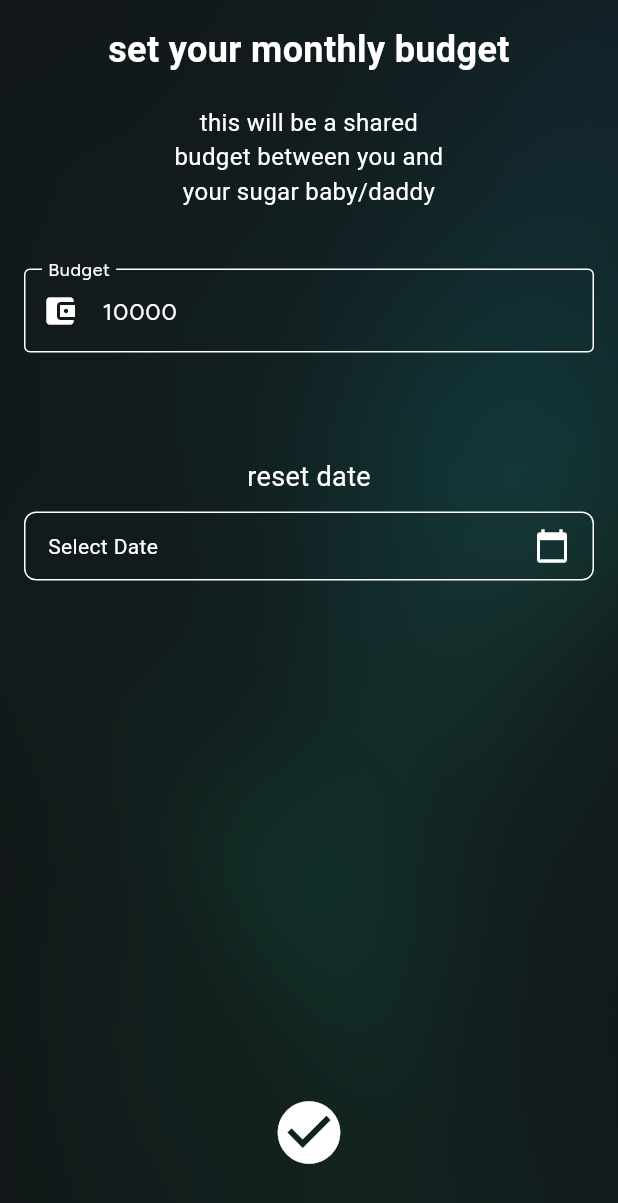
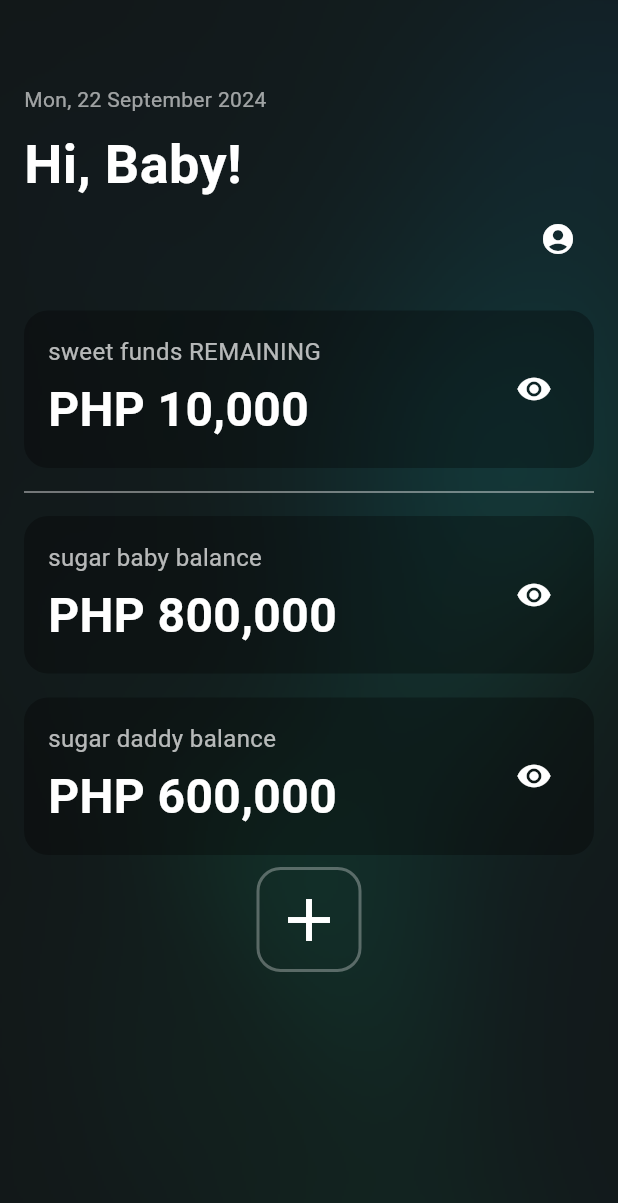
Before and after one commit to xKakima/sugar, a Flutter app: the MonthlyBudget screen opened directly, after a tap on the "check circle" icon, on a phone screen of 412 x 824 dp. Shown: the top 1203 px of the screen. Run offline on Flutter 3.47's test engine with Material 3 defaults, Android fonts, the phone set to English and light mode, and no system bars; our stand-ins replace flutter_dotenv, google_sign_in, share_plus, shared_preferences, supabase_flutter; accounts and stored records are empty.

Commit message:
feat: added home page

```diff
--- /dev/null
+++ b/lib/components/account_box_dots.dart
@@ -0,0 +1,77 @@
+import 'package:flutter/material.dart';
+
+class AccountBox extends StatefulWidget {
+  final String title;
+  final String amount;
+  final VoidCallback onTap;
+
+  const AccountBox({
+    super.key,
+    required this.title,
+    required this.amount,
+    required this.onTap,
+  });
+
+  @override
+  // ignore: library_private_types_in_public_api
+  _AccountBoxState createState() => _AccountBoxState();
+}
+
+class _AccountBoxState extends State<AccountBox> {
+  bool _isHidden = false; // Controls whether the text is blurred or not
+
+  void _toggleVisibility() {
+    setState(() {
+      _isHidden = !_isHidden;
+    });
+  }
+
+  @override
+  Widget build(BuildContext context) {
+    return GestureDetector(
+      onTap: widget.onTap, // Makes the entire box clickable
+      child: Container(
+        margin: const EdgeInsets.symmetric(vertical: 8),
+        padding: const EdgeInsets.all(16),
+        decoration: BoxDecoration(
+          color: Colors.black.withOpacity(0.3),
+          borderRadius: BorderRadius.circular(16),
+        ),
+        child: Row(
+          mainAxisAlignment: MainAxisAlignment.spaceBetween,
+          children: [
+            Column(
+              crossAxisAlignment: CrossAxisAlignment.start,
+              children: [
+                Text(
+                  widget.title,
+                  style: const TextStyle(
+                    color: Colors.white70,
+                    fontSize: 16,
+                  ),
+                ),
+                const SizedBox(height: 4),
+                // Show the blurred or visible amount
+                Text(
+                  _isHidden ? '•••••••' : 'PHP ${widget.amount}',
+                  style: const TextStyle(
+                    color: Colors.white,
+                    fontSize: 32,
+                    fontWeight: FontWeight.bold,
+                  ),
+                ),
+              ],
+            ),
+            IconButton(
+              icon: Icon(
+                _isHidden ? Icons.visibility_off : Icons.visibility,
+                color: Colors.white,
+              ),
+              onPressed: _toggleVisibility,
+            ),
+          ],
+        ),
+      ),
+    );
+  }
+}
--- /dev/null
+++ b/lib/components/account_box_visual_blur.dart
@@ -0,0 +1,102 @@
+import 'dart:ui';
+import 'package:flutter/material.dart';
+
+class AccountBoxBlur extends StatefulWidget {
+  final String title;
+  final String amount;
+  final VoidCallback onTap;
+
+  const AccountBoxBlur({
+    super.key,
+    required this.title,
+    required this.amount,
+    required this.onTap,
+  });
+
+  @override
+  _AccountBoxBlurState createState() => _AccountBoxBlurState();
+}
+
+class _AccountBoxBlurState extends State<AccountBoxBlur> {
+  bool _isHidden = false; // Controls whether the text is blurred or not
+
+  void _toggleVisibility() {
+    setState(() {
+      _isHidden = !_isHidden;
+    });
+  }
+
+  @override
+  Widget build(BuildContext context) {
+    return GestureDetector(
+      onTap: widget.onTap, // Makes the entire box clickable
+      child: Container(
+        margin: const EdgeInsets.symmetric(vertical: 8),
+        padding: const EdgeInsets.all(16),
+        decoration: BoxDecoration(
+          color: Colors.black.withOpacity(0.3),
+          borderRadius: BorderRadius.circular(16),
+        ),
+        child: Row(
+          mainAxisAlignment: MainAxisAlignment.spaceBetween,
+          children: [
+            Column(
+              crossAxisAlignment: CrossAxisAlignment.start,
+              children: [
+                Text(
+                  widget.title,
+                  style: const TextStyle(
+                    color: Colors.white70,
+                    fontSize: 16,
+                  ),
+                ),
+                const SizedBox(height: 4),
+                _isHidden
+                    ? ClipRect(
+                        child: Stack(
+                          children: [
+                            BackdropFilter(
+                              filter:
+                                  ImageFilter.blur(sigmaX: 5.0, sigmaY: 5.0),
+                              child: Container(
+                                width:
+                                    120, // Adjust the width to cover the text
+                                height:
+                                    40, // Adjust the height to cover the text
+                                color: Colors.black.withOpacity(0.1),
+                              ),
+                            ),
+                            Text(
+                              'PHP ${widget.amount}',
+                              style: const TextStyle(
+                                color: Colors.transparent,
+                                fontSize: 32,
+                                fontWeight: FontWeight.bold,
+                              ),
+                            ),
+                          ],
+                        ),
+                      )
+                    : Text(
+                        'PHP ${widget.amount}',
+                        style: const TextStyle(
+                          color: Colors.white,
+                          fontSize: 32,
+                          fontWeight: FontWeight.bold,
+                        ),
+                      ),
+              ],
+            ),
+            IconButton(
+              icon: Icon(
+                _isHidden ? Icons.visibility_off : Icons.visibility,
+                color: Colors.white,
+              ),
+              onPressed: _toggleVisibility,
+            ),
+          ],
+        ),
+      ),
+    );
+  }
+}
--- /dev/null
+++ b/lib/components/plus_button.dart
@@ -0,0 +1,40 @@
+import 'package:flutter/material.dart';
+
+class PlusButton extends StatelessWidget {
+  final VoidCallback onPressed;
+
+  const PlusButton({super.key, required this.onPressed});
+
+  @override
+  Widget build(BuildContext context) {
+    return Center(
+      // Centering the button in the Y-axis
+      child: GestureDetector(
+        onTap: onPressed,
+        child: Container(
+          width: 70,
+          height: 70,
+          decoration: BoxDecoration(
+            color: Colors.transparent, // Set the background to transparent
+            shape: BoxShape.rectangle,
+            borderRadius: BorderRadius.circular(
+                16), // Rounded corners similar to the provided image
+            border: Border.all(
+              color: Colors.white.withOpacity(
+                  0.3), // Adding a subtle border to make it visible
+              width: 2,
+            ),
+          ),
+          child: const Center(
+            child: Icon(
+              Icons.add,
+              color: Colors.white,
+              size:
+                  48, // Ensures that the plus icon is big enough to be visually appealing
+            ),
+          ),
+        ),
+      ),
+    );
+  }
+}
--- a/lib/main.dart
+++ b/lib/main.dart
@@ -1,12 +1,9 @@
+import 'dart:async';
+
 import 'package:flutter/material.dart';
-import 'package:sugar/monthly_budget_page.dart';
-import 'package:sugar/splash_screen_page.dart';
-import 'package:sugar/selection_page.dart';
-import 'package:sugar/login_page.dart';
+import 'package:flutter_dotenv/flutter_dotenv.dart';
+import 'package:sugar/pages/splash_screen_page.dart';
 import 'package:supabase_flutter/supabase_flutter.dart';
-import 'package:flutter_dotenv/flutter_dotenv.dart';
-import 'package:shared_preferences/shared_preferences.dart';
-import 'dart:async';
 
 Future<void> main() async {
   WidgetsFlutterBinding.ensureInitialized(); // Required to use async in main
@@ -21,26 +18,16 @@ Future<void> main() async {
     postgrestOptions: const PostgrestClientOptions(schema: 'sugar'),
   ).then((value) => print("done supabase connection"));
 
-  // Check the login status
-  final prefs = await SharedPreferences.getInstance();
-  //TODO REMOVE
-  await prefs.setBool('isLoggedIn', false);
-  final bool isLoggedIn = prefs.getBool('isLoggedIn') ?? false;
-
-  runApp(MyApp(isLoggedIn: isLoggedIn));
+  runApp(MyApp());
 }
 
 class MyApp extends StatelessWidget {
-  final bool isLoggedIn;
-
-  const MyApp({required this.isLoggedIn, super.key});
+  const MyApp({super.key});
 
   @override
   Widget build(BuildContext context) {
     return MaterialApp(
-      home: isLoggedIn
-          ? const MonthlyBudget() // If logged in, go to the main selection page
-          : const SplashScreen(), // If not logged in, start with splash screen
+      home: const SplashScreen(),
       theme: ThemeData(
         brightness: Brightness.dark,
         textTheme: const TextTheme(bodyLarge: TextStyle(fontFamily: 'Figtree')),
--- /dev/null
+++ b/lib/pages/home_page.dart
@@ -0,0 +1,100 @@
+import 'package:flutter/material.dart';
+import 'package:sugar/components/account_box_visual_blur.dart';
+import 'package:sugar/components/background.dart';
+import 'package:sugar/components/account_box_dots.dart';
+import 'package:sugar/components/plus_button.dart';
+
+class HomePage extends StatefulWidget {
+  const HomePage({super.key});
+
+  @override
+  _HomePageState createState() => _HomePageState();
+}
+
+class _HomePageState extends State<HomePage> {
+  // Add dynamic loading from database here
+  List<Widget> accountBoxList = [
+    AccountBox(
+      title: 'sugar baby balance',
+      amount: '800,000',
+      onTap: () => {print("OPEN ACCOUNT")},
+    ),
+    AccountBoxBlur(
+      title: 'sugar daddy balance',
+      amount: '600,000',
+      onTap: () => {print("OPEN ACCOUNT")},
+    ),
+  ];
+
+  void _handlePlusButtonPressed() {
+    // Add a new AccountBox to the list
+    setState(() {
+      accountBoxList.add(
+        AccountBoxBlur(
+          title: 'new account balance',
+          amount: '0',
+          onTap: () => {print("OPEN ACCOUNT")},
+        ),
+      );
+    });
+  }
+
+  @override
+  Widget build(BuildContext context) {
+    return Scaffold(
+      body: Background(
+        child: Padding(
+          padding: const EdgeInsets.all(16.0),
+          child: Column(
+            crossAxisAlignment: CrossAxisAlignment.start,
+            children: [
+              const SizedBox(height: 40), // Adds some space for top padding
+              Text(
+                'Mon, 22 September 2024',
+                style: TextStyle(
+                  color: Colors.white.withOpacity(0.6),
+                  fontSize: 14,
+                ),
+              ),
+              const SizedBox(height: 8),
+              const Text(
+                'Hi, Baby!',
+                style: TextStyle(
+                  color: Colors.white,
+                  fontSize: 36,
+                  fontWeight: FontWeight.bold,
+                ),
+              ),
+              Align(
+                alignment: Alignment.topRight,
+                child: IconButton(
+                  icon: const Icon(Icons.account_circle, color: Colors.white),
+                  onPressed: () {
+                    // Handle profile navigation
+                  },
+                ),
+              ),
+              const SizedBox(height: 16),
+              AccountBox(
+                title: 'sweet funds REMAINING',
+                amount: '10,000',
+                onTap: () => {print("OPEN ACCOUNT")},
+              ),
+              const Divider(color: Colors.white54),
+              // Make the account boxes scrollable
+              Expanded(
+                child: ListView(
+                  children: [
+                    ...accountBoxList,
+                    // You can add more AccountBoxes here or generate them dynamically
+                    PlusButton(onPressed: _handlePlusButtonPressed),
+                  ],
+                ),
+              ),
+            ],
+          ),
+        ),
+      ),
+    );
+  }
+}
--- a/lib/monthly_budget_page.dart
+++ b/lib/pages/monthly_budget_page.dart
@@ -1,5 +1,7 @@
 import 'package:flutter/material.dart';
 import 'package:sugar/components/background.dart';
+import 'package:sugar/pages/home_page.dart';
+import 'package:sugar/components/day_picker.dart'; // Import the day picker component
 
 class MonthlyBudget extends StatefulWidget {
   const MonthlyBudget({super.key});
@@ -14,25 +16,15 @@ class _MonthlyBudgetState extends State<MonthlyBudget> {
   final TextEditingController _budgetController =
       TextEditingController(text: '10000');
 
-  // Variable to store selected reset date
-  DateTime? _selectedDate;
+  // Variable to store selected reset day
+  int? _selectedDay;
 
-  // Checkbox state
-  bool _isChecked = false;
-
-  // Function to show the date picker
-  Future<void> _selectDate(BuildContext context) async {
-    final DateTime? pickedDate = await showDatePicker(
-      context: context,
-      initialDate: DateTime.now(),
-      firstDate: DateTime(2000),
-      lastDate: DateTime(2100),
+  void _goToHomePage() {
+    Navigator.of(context).pushReplacement(
+      MaterialPageRoute(
+        builder: (context) => const HomePage(),
+      ),
     );
-    if (pickedDate != null && pickedDate != _selectedDate) {
-      setState(() {
-        _selectedDate = pickedDate;
-      });
-    }
   }
 
   @override
@@ -86,19 +78,24 @@ class _MonthlyBudgetState extends State<MonthlyBudget> {
                   ),
                 ),
                 const SizedBox(height: 70),
-                // Text for Reset Date
+                // Text for Reset Day
                 const Text(
-                  'reset date',
+                  'reset day',
                   style: TextStyle(
                     color: Colors.white,
                     fontSize: 18,
                   ),
                 ),
                 const SizedBox(height: 10),
-                // Date input
+                // Day input using GestureDetector
                 GestureDetector(
-                  onTap: () {
-                    _selectDate(context);
+                  onTap: () async {
+                    final int? pickedDay = await selectDay(context);
+                    if (pickedDay != null && pickedDay != _selectedDay) {
+                      setState(() {
+                        _selectedDay = pickedDay;
+                      });
+                    }
                   },
                   child: Container(
                     padding: const EdgeInsets.symmetric(
@@ -111,9 +108,9 @@ class _MonthlyBudgetState extends State<MonthlyBudget> {
                       mainAxisAlignment: MainAxisAlignment.spaceBetween,
                       children: [
                         Text(
-                          _selectedDate == null
-                              ? 'Select Date'
-                              : '${_selectedDate!.day}/${_selectedDate!.month}/${_selectedDate!.year}',
+                          _selectedDay == null
+                              ? 'Select Day'
+                              : 'Day $_selectedDay',
                           style: const TextStyle(color: Colors.white),
                         ),
                         const Icon(Icons.calendar_today, color: Colors.white),
@@ -123,28 +120,12 @@ class _MonthlyBudgetState extends State<MonthlyBudget> {
                 ),
                 const Spacer(),
                 const Spacer(),
-                // Checkbox with confirmation
-                // CheckboxListTile(
-                //   title: const Text(
-                //     'Agree to terms',
-                //     style: TextStyle(color: Colors.white),
-                //   ),
-                //   value: _isChecked,
-                //   onChanged: (bool? newValue) {
-                //     setState(() {
-                //       _isChecked = newValue ?? false;
-                //     });
-                //   },
-                //   controlAffinity: ListTileControlAffinity.leading,
-                //   activeColor: Colors.white,
-                //   checkColor: Colors.black,
-                // ),
                 const SizedBox(height: 30),
                 // Check button
                 IconButton(
                   icon: const Icon(Icons.check_circle,
                       color: Colors.white, size: 50),
-                  onPressed: () => print('Budget ni bebi ay galing sa dadi'),
+                  onPressed: () => _goToHomePage(),
                 ),
                 const SizedBox(height: 20),
               ],
--- a/lib/selection_page.dart
+++ b/lib/pages/selection_page.dart
@@ -1,6 +1,6 @@
 import 'package:flutter/material.dart';
 import 'package:sugar/components/background.dart';
-import 'package:sugar/invite_page.dart';
+import 'package:sugar/pages/invite_page.dart';
 
 class SelectionPage extends StatefulWidget {
   const SelectionPage({super.key});
--- a/pubspec.yaml
+++ b/pubspec.yaml
@@ -14,7 +14,7 @@ dependencies:
   get: ^4.6.6
   google_sign_in: ^6.2.1
   shared_preferences: ^2.3.2
-
+  share_plus: ^10.0.2
 dev_dependencies:
   flutter_test:
     sdk: flutter
```
Also changed, not shown: lib/components/day_picker.dart (added, +26 -0 lines), lib/components/notifier.dart (added, +13 -0 lines), lib/pages/invite_page.dart (renamed from lib/invite_page.dart, +21 -3 lines), lib/pages/login_page.dart (renamed from lib/login_page.dart, +40 -11 lines), lib/pages/splash_screen_page.dart (renamed from lib/splash_screen_page.dart, +16 -5 lines), lib/pages/account_page.dart (added), pubspec.lock, 5 other files.
